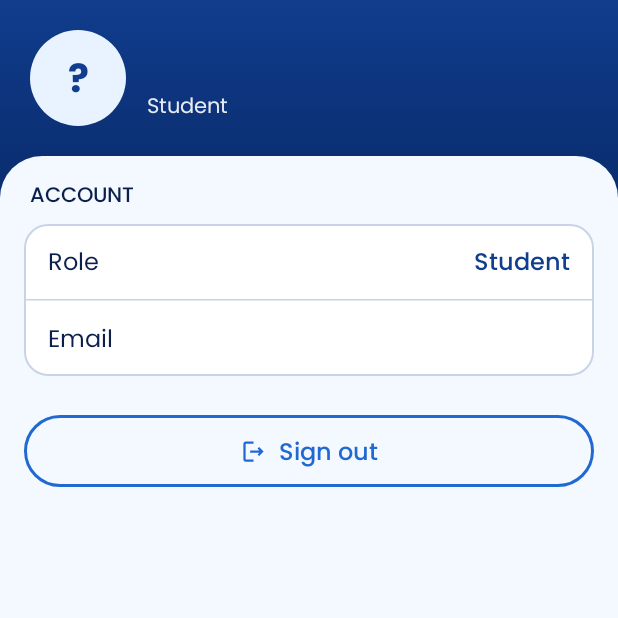
After one commit to deynblip/BATid, an Android app built with Jetpack Compose: the composable AdminProfileScreen shown on its own in the app's theme, on a phone screen of 412 x 824 dp, the top half of it. The commit adds this screen. Run offline under Robolectric (Android 15) with nearby library versions, the phone set to English and light mode, and no system bars; Roboto replaces fonts that are not available here.

Commit message:
Add admin Profile tab, move sign out and Student view out of the dashboard top bar

```diff
--- /dev/null
+++ b/app/src/main/java/com/batid/app/ui/admin/AdminProfileScreen.kt
@@ -0,0 +1,207 @@
+package com.batid.app.ui.admin
+
+import androidx.compose.foundation.BorderStroke
+import androidx.compose.foundation.background
+import androidx.compose.foundation.layout.Arrangement
+import androidx.compose.foundation.layout.Box
+import androidx.compose.foundation.layout.Column
+import androidx.compose.foundation.layout.Row
+import androidx.compose.foundation.layout.Spacer
+import androidx.compose.foundation.layout.fillMaxSize
+import androidx.compose.foundation.layout.fillMaxWidth
+import androidx.compose.foundation.layout.padding
+import androidx.compose.foundation.layout.size
+import androidx.compose.foundation.layout.statusBarsPadding
+import androidx.compose.foundation.layout.width
+import androidx.compose.foundation.rememberScrollState
+import androidx.compose.foundation.shape.CircleShape
+import androidx.compose.foundation.shape.RoundedCornerShape
+import androidx.compose.foundation.verticalScroll
+import androidx.compose.material.icons.Icons
+import androidx.compose.material.icons.automirrored.outlined.Logout
+import androidx.compose.material3.AlertDialog
+import androidx.compose.material3.HorizontalDivider
+import androidx.compose.material3.MaterialTheme
+import androidx.compose.material3.Surface
+import androidx.compose.material3.Text
+import androidx.compose.material3.TextButton
+import androidx.compose.runtime.Composable
+import androidx.compose.runtime.getValue
+import androidx.compose.runtime.mutableStateOf
+import androidx.compose.runtime.saveable.rememberSaveable
+import androidx.compose.runtime.setValue
+import androidx.compose.ui.Alignment
+import androidx.compose.ui.Modifier
+import androidx.compose.ui.draw.clip
+import androidx.compose.ui.graphics.Brush
+import androidx.compose.ui.graphics.Color
+import androidx.compose.ui.text.style.TextOverflow
+import androidx.compose.ui.unit.dp
+import com.batid.app.data.model.UserProfile
+import com.batid.app.data.model.UserRole
+import com.batid.app.data.model.programEnum
+import com.batid.app.data.model.roleEnum
+import com.batid.app.data.model.yearLevelEnum
+import com.batid.app.ui.components.BatidButton
+import com.batid.app.ui.components.BatidSheet
+import com.batid.app.ui.theme.BorderGray
+import com.batid.app.ui.theme.IceBlue
+import com.batid.app.ui.theme.InkNavy
+import com.batid.app.ui.theme.NavyBlue
+import com.batid.app.ui.theme.NavyDark
+import com.batid.app.ui.theme.ScreenBackground
+import com.batid.app.ui.theme.SlateGray
+
+/** Profile tab of the dashboard (council / faculty / admin): account info, sign out. */
+@Composable
+fun AdminProfileScreen(
+    profile: UserProfile,
+    onSignOut: () -> Unit,
+    onStudentView: (() -> Unit)? = null,
+    modifier: Modifier = Modifier
+) {
+    var showSignOutDialog by rememberSaveable { mutableStateOf(false) }
+    val role = profile.roleEnum
+    val roleText = when (role) {
+        UserRole.ADMIN -> "Administrator"
+        UserRole.FACULTY -> "Faculty / Staff"
+        UserRole.COUNCIL -> "Student Council"
+        UserRole.STUDENT -> "Student"
+    }
+    val initials = profile.fullName.trim().split(" ").filter { it.isNotBlank() }
+        .take(2).joinToString("") { it.first().uppercase() }.ifEmpty { "?" }
+
+    Column(modifier = modifier.fillMaxSize()) {
+        Box(
+            modifier = Modifier
+                .fillMaxWidth()
+                .background(Brush.verticalGradient(listOf(NavyBlue, NavyDark)))
+        ) {
+            Row(
+                modifier = Modifier
+                    .fillMaxWidth()
+                    .statusBarsPadding()
+                    .padding(horizontal = 20.dp, vertical = 20.dp),
+                verticalAlignment = Alignment.CenterVertically
+            ) {
+                Box(
+                    modifier = Modifier.size(64.dp).clip(CircleShape).background(IceBlue),
+                    contentAlignment = Alignment.Center
+                ) {
+                    Text(initials, style = MaterialTheme.typography.titleLarge, color = NavyBlue)
+                }
+                Spacer(Modifier.width(14.dp))
+                Column(modifier = Modifier.weight(1f)) {
+                    Text(
+                        profile.fullName,
+                        style = MaterialTheme.typography.titleLarge,
+                        color = Color.White,
+                        maxLines = 1,
+                        overflow = TextOverflow.Ellipsis
+                    )
+                    Text(
+                        roleText,
+                        style = MaterialTheme.typography.bodySmall,
+                        color = Color.White.copy(alpha = 0.9f)
+                    )
+                }
+            }
+        }
+
+        BatidSheet(modifier = Modifier.weight(1f), color = ScreenBackground) {
+            Column(
+                modifier = Modifier
+                    .fillMaxSize()
+                    .verticalScroll(rememberScrollState())
+                    .padding(16.dp),
+                verticalArrangement = Arrangement.spacedBy(10.dp)
+            ) {
+                Text(
+                    "ACCOUNT",
+                    style = MaterialTheme.typography.labelMedium,
+                    color = InkNavy,
+                    modifier = Modifier.padding(horizontal = 4.dp)
+                )
+                Surface(
+                    modifier = Modifier.fillMaxWidth(),
+                    shape = RoundedCornerShape(16.dp),
+                    color = Color.White,
+                    border = BorderStroke(1.dp, BorderGray)
+                ) {
+                    Column {
+                        InfoRow("Role", roleText)
+                        HorizontalDivider(color = BorderGray)
+                        InfoRow("Email", profile.email)
+                        if (role == UserRole.COUNCIL) {
+                            HorizontalDivider(color = BorderGray)
+                            InfoRow("Program", profile.programEnum?.label ?: "Not set")
+                            HorizontalDivider(color = BorderGray)
+                            InfoRow("Year level", profile.yearLevelEnum.label)
+                            if (profile.section.isNotBlank()) {
+                                HorizontalDivider(color = BorderGray)
+                                InfoRow("Section", profile.section)
+                            }
+                        }
+                    }
+                }
+
+                Spacer(Modifier.size(6.dp))
+                if (onStudentView != null) {
+                    BatidButton(
+                        text = "Student view",
+                        onClick = onStudentView,
+                        modifier = Modifier.fillMaxWidth()
+                    )
+                }
+                BatidButton(
+                    text = "Sign out",
+                    onClick = { showSignOutDialog = true },
+                    outlined = true,
+                    leadingIcon = Icons.AutoMirrored.Outlined.Logout,
+                    modifier = Modifier.fillMaxWidth()
+                )
+            }
+        }
+    }
+
+    if (showSignOutDialog) {
+        AlertDialog(
+            onDismissRequest = { showSignOutDialog = false },
+            containerColor = Color.White,
+            title = { Text("Sign out?", color = InkNavy) },
+            text = { Text("Are you sure you want to sign out of BATid?", color = SlateGray) },
+            confirmButton = {
+                TextButton(onClick = { showSignOutDialog = false; onSignOut() }) {
+                    Text("Sign out", color = NavyBlue)
+                }
+            },
+            dismissButton = {
+                TextButton(onClick = { showSignOutDialog = false }) {
+                    Text("Cancel", color = SlateGray)
+                }
+            }
+        )
+    }
+}
+
+@Composable
+private fun InfoRow(label: String, value: String) {
+    Row(
+        modifier = Modifier
+            .fillMaxWidth()
+            .padding(horizontal = 16.dp, vertical = 14.dp),
+        verticalAlignment = Alignment.CenterVertically
+    ) {
+        Text(label, style = MaterialTheme.typography.bodyMedium, color = InkNavy)
+        Spacer(Modifier.width(12.dp))
+        Text(
+            value,
+            style = MaterialTheme.typography.labelLarge,
+            color = NavyBlue,
+            modifier = Modifier.weight(1f),
+            maxLines = 1,
+            overflow = TextOverflow.Ellipsis,
+            textAlign = androidx.compose.ui.text.style.TextAlign.End
+        )
+    }
+}
--- a/app/src/main/java/com/batid/app/ui/navigation/Routes.kt
+++ b/app/src/main/java/com/batid/app/ui/navigation/Routes.kt
@@ -28,6 +28,7 @@ object AdminRoutes {
     const val DASHBOARD = "dashboard"
     const val NEW = "new"
     const val MANAGE = "manage"
+    const val PROFILE = "admin_profile"
     const val COMPOSE = "compose"
     const val EMERGENCY = "emergency"
     const val EDIT_ARG = "id"
```
Also changed, not shown: app/src/main/java/com/batid/app/ui/admin/AdminRoot.kt (+12 -3 lines), app/src/main/java/com/batid/app/ui/admin/AdminScreens.kt (+4 -14 lines).
